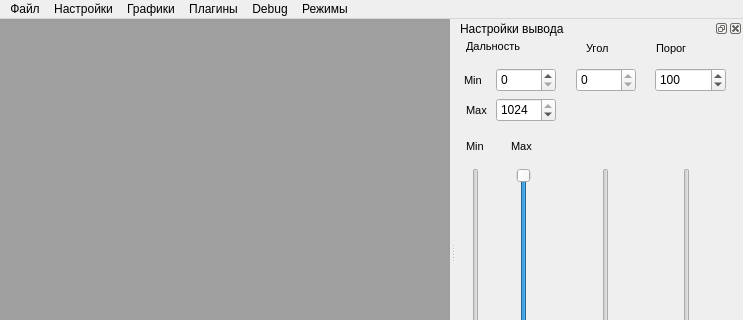
Before: the Qt Designer form app/gwindow.ui in Nixson/rip3p, drawn with Qt 5; both pictures show x 0 to 743 and y 0 to 320 of the 743 by 506 pixel window.
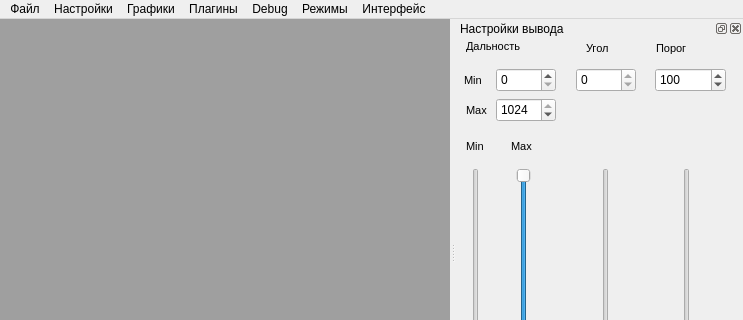
After: the same form once the commit is applied. Icons and pictures are not drawn.

Patch:
```diff
--- a/app/gwindow.ui
+++ b/app/gwindow.ui
@@ -93,12 +93,18 @@
     </property>
     <addaction name="mmControlForm"/>
    </widget>
+   <widget class="QMenu" name="devInterface">
+    <property name="title">
+     <string>Интерфейс</string>
+    </property>
+   </widget>
    <addaction name="menu"/>
    <addaction name="menu_2"/>
    <addaction name="menu_3"/>
    <addaction name="menuPlugins"/>
    <addaction name="menuDebug"/>
    <addaction name="menu_4"/>
+   <addaction name="devInterface"/>
   </widget>
   <widget class="QStatusBar" name="statusBar"/>
   <widget class="QDockWidget" name="dockVisual">
```
